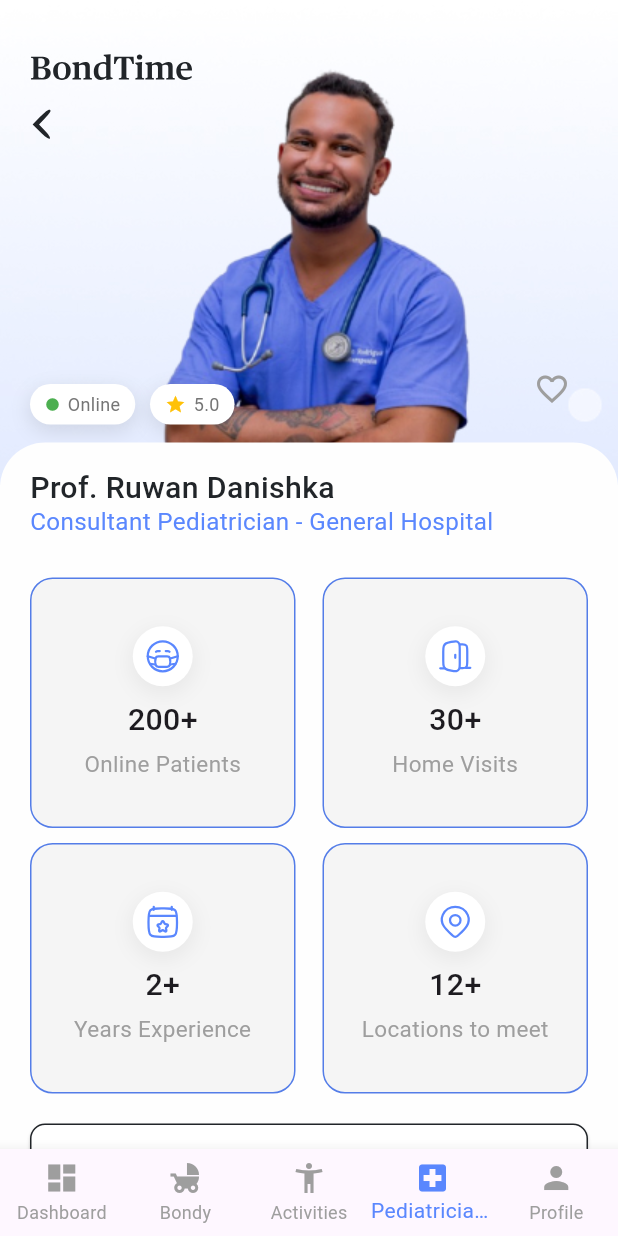
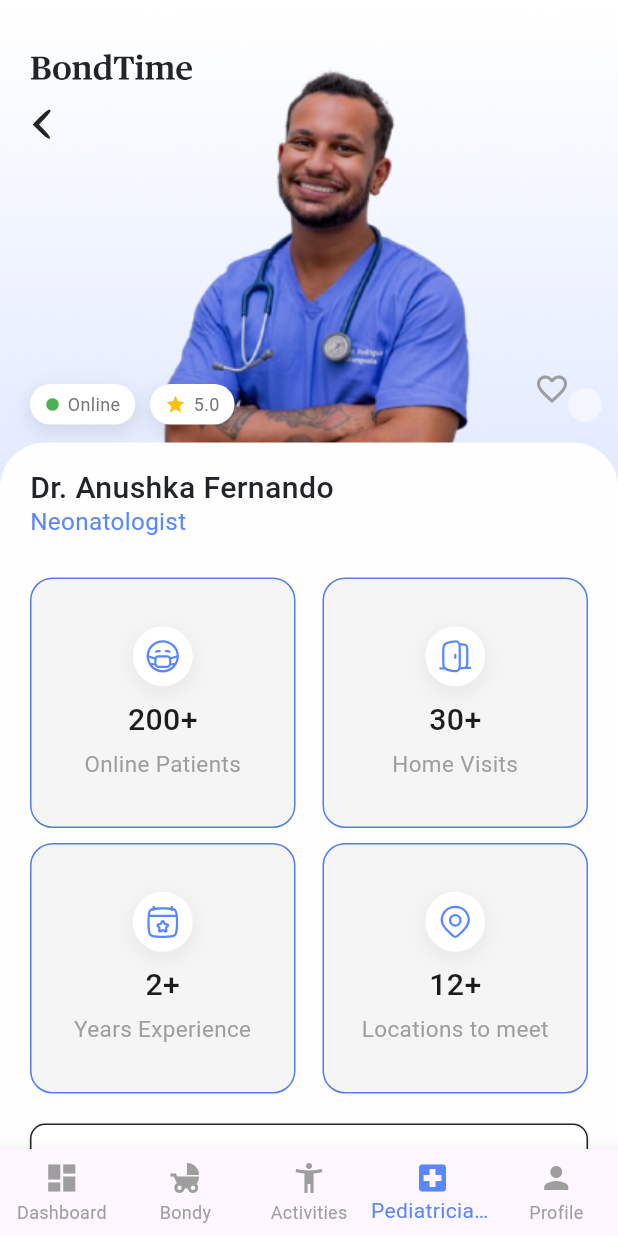
Before and after one commit to BondTime-New/Bondtime-App, a Flutter app: the screen it shows after launch, scrolled down 341 dp, after a tap on "Reserve", on a phone screen of 412 x 824 dp. Run offline on Flutter 3.47's test engine with Material 3 defaults, Android fonts, the phone set to English and light mode, and no system bars; our stand-ins replace flutter_svg, logger; Roboto replaces fonts that are missing (InterTight).

Commit message:
feat(detail-navigation): Implement Dynamic Pediatrician Detail Navigation
- Enhanced Navigation Flow:
  - Implemented dynamic navigation to `PediatricianDetailScreen` using a **Map** to pass detailed information (`name`, `title`, `imagePath`) from `PediatricianCard`.
  - Ensured that the correct data is displayed on the `PediatricianDetailScreen` based on the selected card.

- Refactored Pediatrician Card and List:
  - Updated `pediatrician_card.dart` to pass the **pediatricianDetails Map** instead of just the name.
  - Adjusted `PediatricianDetailScreen` to receive and display all relevant details, including the image, name, and title.
  - Fixed an issue where the `imagePath` was not displayed correctly on the `PediatricianDetailScreen`.

- Enhanced Favorites Functionality:
  - Refactored `FavoritesProvider` to store and manage detailed pediatrician data instead of just names.
  - Updated favorites list to show the correct profile images and other details.
  - Maintained backward compatibility and ensured existing favorites were not impacted.

- Bug Fixes and Improvements:
  - Fixed an issue where `ProfilePictureSection` was not receiving the correct image path.
  - Corrected the use of `imagePath` in multiple files for consistent image rendering.
  - Improved maintainability and scalability by ensuring consistent data flow across screens.
  - Verified no UI changes or broken functionality.

- Files Affected:
  - `pediatrician_card.dart`
  - `pediatrician_list_screen.dart`
  - `pediatrician_detail_screen.dart`
  - `favorites_provider.dart`
  - `profile_picture_section.dart`

```diff
--- a/lib/data/pediatricians.dart
+++ b/lib/data/pediatricians.dart
@@ -8,7 +8,7 @@ final List<Map<String, String>> pediatricians = [
   {
     'name': 'Dr. Saman Perera',
     'title': 'Child Specialist',
-    'image': 'assets/images/doctor.jpg',
+    'image': 'assets/images/doctor2.jpg',
   },
   {
     'name': 'Dr. Anushka Fernando',
--- a/lib/providers/favorites_provider.dart
+++ b/lib/providers/favorites_provider.dart
@@ -1,40 +1,39 @@
 import 'package:flutter/material.dart';
 
 class FavoritesProvider with ChangeNotifier {
-  // 🔥 List to store favorited pediatricians
-  final List<String> _favorites = [];
+  // 🔥 Updated to store both name and imagePath
+  final List<Map<String, String>> _favorites = [];
 
   // 🔥 Getter to access the favorites
-  List<String> get favorites => List.unmodifiable(_favorites);
+  List<Map<String, String>> get favorites => List.unmodifiable(_favorites);
 
   // 🔥 Add to Favorites (Ensures no duplicates)
-  void addFavorite(String name) {
-    if (!_favorites.contains(name)) {
-      _favorites.add(name);
+  void addFavorite(String name, String imagePath) {
+    // Check if already favorited by name
+    if (_favorites.every((fav) => fav['name'] != name)) {
+      _favorites.add({'name': name, 'imagePath': imagePath});
       notifyListeners();
     }
   }
 
   // 🔥 Remove from Favorites (If exists in list)
   void removeFavorite(String name) {
-    if (_favorites.contains(name)) {
-      _favorites.remove(name);
-      notifyListeners();
-    }
+    _favorites.removeWhere((fav) => fav['name'] == name);
+    notifyListeners();
   }
 
   // 🔥 Toggle Favorite Status (Uses add and remove methods)
-  void toggleFavorite(String name) {
+  void toggleFavorite(String name, String imagePath) {
     if (isFavorite(name)) {
       removeFavorite(name);
     } else {
-      addFavorite(name);
+      addFavorite(name, imagePath);
     }
   }
 
   // 🔥 Check if a pediatrician is favorited
   bool isFavorite(String name) {
-    return _favorites.contains(name);
+    return _favorites.any((fav) => fav['name'] == name);
   }
 
   // 🔥 Clear All Favorites (Optional Utility)
--- a/lib/screens/pediatrician_detail_screen.dart
+++ b/lib/screens/pediatrician_detail_screen.dart
@@ -7,9 +7,12 @@ import '../widgets/action_buttons.dart';
 
 // Changed from StatelessWidget to StatefulWidget
 class PediatricianDetailScreen extends StatefulWidget {
-  final String pediatricianName; // 🔥 Added to identify the pediatrician
+  final Map<String, String> pediatricianDetails; // 🔥 Updated to accept details
 
-  const PediatricianDetailScreen({super.key, required this.pediatricianName});
+  const PediatricianDetailScreen({
+    super.key,
+    required this.pediatricianDetails,
+  });
 
   @override
   State<PediatricianDetailScreen> createState() =>
@@ -47,6 +50,12 @@ class _PediatricianDetailScreenState extends State<PediatricianDetailScreen> {
 
   @override
   Widget build(BuildContext context) {
+    // Extracting pediatrician details from the Map
+    final String name = widget.pediatricianDetails['name'] ?? 'Unknown';
+    final String title = widget.pediatricianDetails['title'] ?? '';
+    final String imagePath =
+        widget.pediatricianDetails['imagePath'] ?? 'assets/images/doctor.jpg';
+
     return Scaffold(
       backgroundColor: Color(0xFFFEFEFE), // Off-White Background
       // Use this to allow body to go behind the AppBar
@@ -125,11 +134,8 @@ class _PediatricianDetailScreenState extends State<PediatricianDetailScreen> {
         child: Column(
           crossAxisAlignment: CrossAxisAlignment.stretch,
           children: [
-            // Profile Picture Section
-            ProfilePictureSection(
-              imagePath: 'assets/images/doctor.jpg',
-              pediatricianName: widget.pediatricianName,
-            ),
+            // 🔥 Profile Picture Section with Dynamic Data
+            ProfilePictureSection(imagePath: imagePath, pediatricianName: name),
 
             // Overlapping Container
             Transform.translate(
@@ -153,38 +159,34 @@ class _PediatricianDetailScreenState extends State<PediatricianDetailScreen> {
                 child: Column(
                   crossAxisAlignment: CrossAxisAlignment.center,
                   children: [
-                    // Name and Title (Aligned to the Left)
+                    // 🔥 Dynamic Name and Title (Aligned to the Left)
                     Container(
                       alignment: Alignment.centerLeft,
                       child: Column(
-                        mainAxisSize:
-                            MainAxisSize
-                                .min, // Compact layout with no extra space
+                        mainAxisSize: MainAxisSize.min,
                         crossAxisAlignment: CrossAxisAlignment.start,
                         children: [
                           Text(
-                            'Prof. Ruwan Danishka',
+                            name,
                             style: TextStyle(
                               fontSize: 20.16,
                               fontWeight: FontWeight.w500,
                               color: Color(0xFF212529),
                               fontFamily: 'InterTight',
-                              height: 1.0, // Tighter line height to reduce gap
+                              height: 1.0,
                             ),
                           ),
-                          SizedBox(
-                            height: 4,
-                          ), // Adjust as needed for tighter spacing
+                          SizedBox(height: 4),
                           GestureDetector(
                             onTap: () {},
                             child: Text(
-                              'Consultant Pediatrician - General Hospital',
+                              title,
                               style: TextStyle(
                                 fontSize: 16.15,
                                 fontWeight: FontWeight.w400,
                                 color: Color(0xFF5A87FE),
                                 fontFamily: 'InterTight',
-                                height: 1.0, // Tighter line height
+                                height: 1.0,
                               ),
                             ),
                           ),
--- a/lib/widgets/pediatrician_card.dart
+++ b/lib/widgets/pediatrician_card.dart
@@ -122,12 +122,18 @@ class PediatricianCard extends StatelessWidget {
                     // 🔥 Reserve Button - Should be in both Suggested and Favorites Tabs
                     ElevatedButton(
                       onPressed: () {
+                        // 🔥 Log the imagePath to check its value
+
                         Navigator.push(
                           context,
                           MaterialPageRoute(
                             builder:
                                 (context) => PediatricianDetailScreen(
-                                  pediatricianName: name,
+                                  pediatricianDetails: {
+                                    'name': name,
+                                    'title': title,
+                                    'imagePath': imagePath,
+                                  },
                                 ),
                           ),
                         );
@@ -223,7 +229,7 @@ class PediatricianCard extends StatelessWidget {
                         ),
                         child: IconButton(
                           onPressed: () {
-                            favoritesProvider.removeFavorite(name);
+                            favoritesProvider.toggleFavorite(name, imagePath);
                           },
                           icon: Icon(
                             Icons.delete_outline,
--- a/lib/widgets/profile_picture_section.dart
+++ b/lib/widgets/profile_picture_section.dart
@@ -14,6 +14,7 @@ class ProfilePictureSection extends StatelessWidget {
 
   @override
   Widget build(BuildContext context) {
+    // Debug print to check the image path
     return Container(
       width: double.infinity,
       height: 323,
@@ -114,7 +115,10 @@ class ProfilePictureSection extends StatelessWidget {
                     color: isFavorite ? Colors.red : Colors.grey,
                   ),
                   onPressed: () {
-                    favoritesProvider.toggleFavorite(pediatricianName);
+                    favoritesProvider.toggleFavorite(
+                      pediatricianName,
+                      imagePath,
+                    );
                   },
                 );
               },
--- a/pubspec.yaml
+++ b/pubspec.yaml
@@ -36,6 +36,7 @@ flutter:
     - assets/icons/tel.svg
 
     - assets/images/doctor.jpg
+    - assets/images/doctor2.jpg
 
   fonts:
     - family: Poppins
```
Also changed, not shown: lib/models/pediatrician_model.dart (added, +13 -0 lines), lib/screens/pediatrician_list_screen.dart (+7 -3 lines), assets/images/doctor2.jpg (added).
